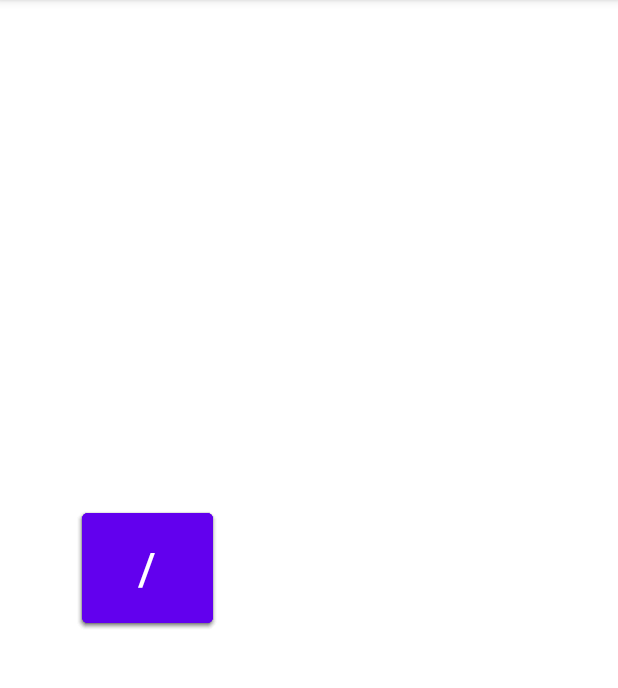
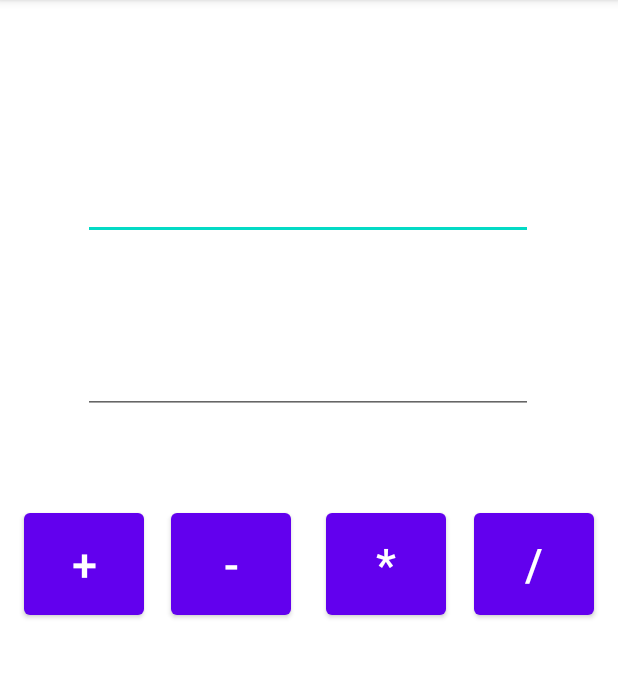
Before and after one commit to kavishka199808/MyFristAndroidApp, an Android app: the screen it shows after launch (MainActivity), on a phone screen of 412 x 824 dp, the part 84-772 px from its top. Run offline under Robolectric (Android 15) with nearby library versions, the phone set to English and light mode, and no system bars.

Commit message:
complete full code

```diff
--- a/app/src/main/java/com/example/myfristapptest/MainActivity.java
+++ b/app/src/main/java/com/example/myfristapptest/MainActivity.java
@@ -3,12 +3,87 @@ package com.example.myfristapptest;
 import androidx.appcompat.app.AppCompatActivity;
 
 import android.os.Bundle;
+import android.view.View;
+import android.widget.Button;
+import android.widget.EditText;
+import android.widget.TextView;
 
 public class MainActivity extends AppCompatActivity {
+
+    Button b1,b2,b3,b4;
+    TextView rs;
+    EditText N1,N2 ;
+
+    float result;
+    int numb1,numb2;
 
     @Override
     protected void onCreate(Bundle savedInstanceState) {
         super.onCreate(savedInstanceState);
         setContentView(R.layout.activity_main);
+
+        b1 = findViewById(R.id.btnplus);
+        b2 = findViewById(R.id.btnmin);
+        b3 = findViewById(R.id.btnmulty);
+        b4 = findViewById(R.id.btndiv);
+
+        rs = findViewById(R.id.result);
+        N1 = findViewById(R.id.number1);
+        N2 = findViewById(R.id.number2);
+
+        b1.setOnClickListener(new View.OnClickListener() {
+            @Override
+            public void onClick(View v) {
+
+                numb1 = Integer.parseInt(N1.getText().toString());
+                numb2 = Integer.parseInt(N2.getText(). toString());
+
+                result = numb1 + numb2;
+
+                rs.setText(String.valueOf(result));
+            }
+
+        });
+        b2.setOnClickListener(new View.OnClickListener() {
+            @Override
+            public void onClick(View v) {
+
+                numb1 = Integer.parseInt(N1.getText(). toString());
+                numb2 = Integer.parseInt(N2.getText(). toString());
+
+                result = numb1 - numb2;
+
+                rs.setText(String.valueOf(result));
+            }
+
+        });
+
+        b3.setOnClickListener(new View.OnClickListener() {
+            @Override
+            public void onClick(View v) {
+
+                numb1 = Integer.parseInt(N1.getText(). toString());
+                numb2 = Integer.parseInt(N2.getText(). toString());
+
+                result = numb1 * numb2;
+
+                rs.setText(String.valueOf(result));
+            }
+
+        });
+
+        b4.setOnClickListener(new View.OnClickListener() {
+            @Override
+            public void onClick(View v) {
+
+                numb1 = Integer.parseInt(N1.getText(). toString());
+                numb2 = Integer.parseInt(N2.getText(). toString());
+
+                result = numb1 / numb2;
+
+                rs.setText(String.valueOf(result));
+            }
+
+        });
     }
 }
--- a/app/src/main/res/layout/activity_main.xml
+++ b/app/src/main/res/layout/activity_main.xml
@@ -6,21 +6,23 @@
     android:layout_height="match_parent"
     tools:context=".MainActivity">
 
-    <TextView
+    <EditText
         android:id="@+id/number1"
         android:layout_width="300dp"
         android:layout_height="56dp"
         android:layout_marginTop="104dp"
+        android:inputType="number"
         app:layout_constraintEnd_toEndOf="parent"
         app:layout_constraintHorizontal_bias="0.495"
         app:layout_constraintStart_toStartOf="parent"
         app:layout_constraintTop_toTopOf="parent" />
 
-    <TextView
+    <EditText
         android:id="@+id/number2"
         android:layout_width="300dp"
         android:layout_height="56dp"
         android:layout_marginTop="220dp"
+        android:inputType="number"
         app:layout_constraintEnd_toEndOf="parent"
         app:layout_constraintHorizontal_bias="0.495"
         app:layout_constraintStart_toStartOf="parent"
@@ -28,49 +30,60 @@
 
     <Button
         android:id="@+id/btnplus"
-        android:layout_width="87dp"
-        android:layout_height="85dp"
+        android:layout_width="80dp"
+        android:layout_height="80dp"
         android:layout_marginTop="336dp"
         android:text="+"
         android:textSize="30sp"
         app:layout_constraintEnd_toEndOf="parent"
-        app:layout_constraintHorizontal_bias="0.169"
+        app:layout_constraintHorizontal_bias="0.049"
         app:layout_constraintStart_toStartOf="parent"
         app:layout_constraintTop_toTopOf="parent" />
 
     <Button
         android:id="@+id/btnmin"
-        android:layout_width="87dp"
-        android:layout_height="85dp"
+        android:layout_width="80dp"
+        android:layout_height="80dp"
         android:layout_marginTop="336dp"
         android:text="-"
         android:textSize="30sp"
         app:layout_constraintEnd_toEndOf="parent"
-        app:layout_constraintHorizontal_bias="0.169"
+        app:layout_constraintHorizontal_bias="0.344"
         app:layout_constraintStart_toStartOf="parent"
         app:layout_constraintTop_toTopOf="parent" />
 
     <Button
         android:id="@+id/btnmulty"
-        android:layout_width="87dp"
-        android:layout_height="85dp"
+        android:layout_width="80dp"
+        android:layout_height="80dp"
         android:layout_marginTop="336dp"
         android:text="*"
         android:textSize="30sp"
         app:layout_constraintEnd_toEndOf="parent"
-        app:layout_constraintHorizontal_bias="0.169"
+        app:layout_constraintHorizontal_bias="0.655"
         app:layout_constraintStart_toStartOf="parent"
         app:layout_constraintTop_toTopOf="parent" />
 
     <Button
         android:id="@+id/btndiv"
-        android:layout_width="87dp"
-        android:layout_height="85dp"
+        android:layout_width="80dp"
+        android:layout_height="80dp"
         android:layout_marginTop="336dp"
         android:text="/"
         android:textSize="30sp"
         app:layout_constraintEnd_toEndOf="parent"
-        app:layout_constraintHorizontal_bias="0.169"
+        app:layout_constraintHorizontal_bias="0.951"
+        app:layout_constraintStart_toStartOf="parent"
+        app:layout_constraintTop_toTopOf="parent" />
+
+    <TextView
+        android:id="@+id/result"
+        android:layout_width="wrap_content"
+        android:layout_height="wrap_content"
+        android:layout_marginTop="504dp"
+        android:textSize="34sp"
+        app:layout_constraintEnd_toEndOf="parent"
+        app:layout_constraintHorizontal_bias="0.498"
         app:layout_constraintStart_toStartOf="parent"
         app:layout_constraintTop_toTopOf="parent" />
 
```
